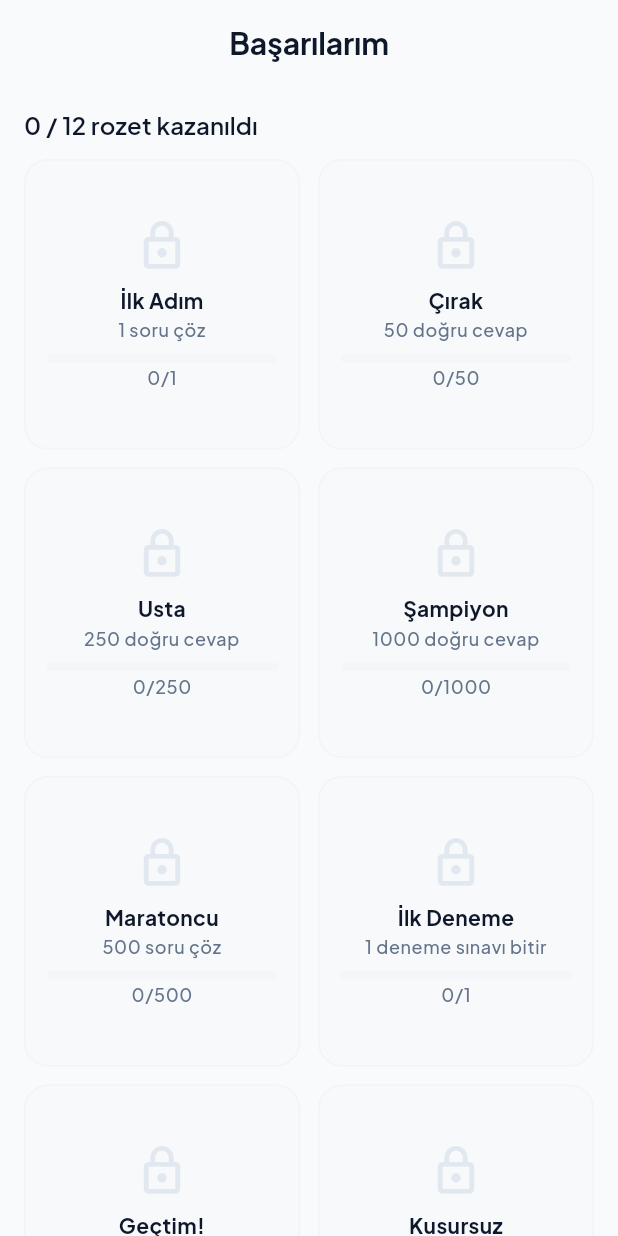
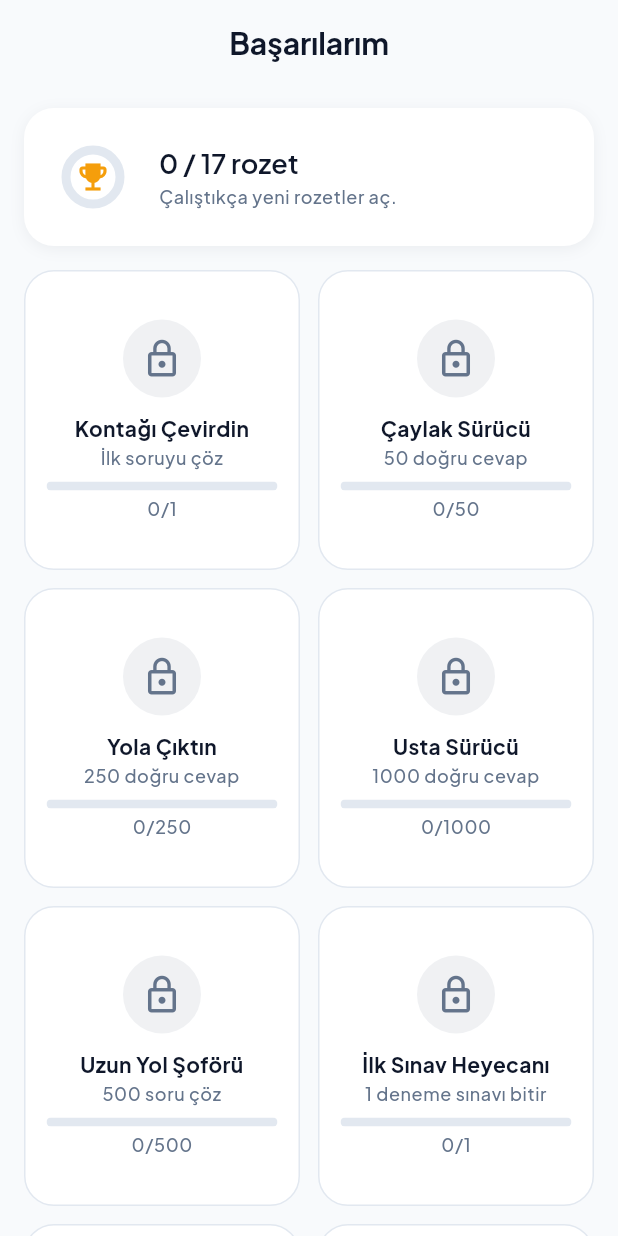
Before and after one commit to onerkiz/ehliyet_app, a Flutter app: the AchievementsScreen screen opened by its route, on a phone screen of 412 x 824 dp. Run offline on Flutter 3.47's test engine with Material 3 defaults, Android fonts, the phone set to English and light mode, and no system bars; our stand-ins replace audio_service, fl_chart, flutter_local_notifications, flutter_riverpod, flutter_tts, go_router and 6 more; accounts and stored records are empty; network calls fail.

Commit message:
Başarılarım: ehliyet/sürüş temalı 17 rozet + yeni tasarım
Kontağı Çevirdin, Çaylak/Usta Sürücü, Uzun Yol Şoförü, Ehliyeti Kaptın, Direksiyon Hakimi, streak ve ders uzmanlığı (Trafik/İlk Yardım/Motor/Adabı) rozetleri. AppCard + kupa özet kartı + kilit/ilerleme. Tamamı offline veriden.

Co-Authored-By: Claude Opus 4.8 (1M context) <noreply@anthropic.com>

```diff
--- a/lib/features/achievements/achievements_screen.dart
+++ b/lib/features/achievements/achievements_screen.dart
@@ -1,21 +1,25 @@
 import 'package:flutter/material.dart';
 import 'package:flutter_riverpod/flutter_riverpod.dart';
 
+import '../../core/theme/app_theme.dart';
 import '../../shared/providers/providers.dart';
+import '../../shared/widgets/app_card.dart';
 
 class _Badge {
   final String title;
   final String desc;
   final IconData icon;
+  final Color color;
   final int current;
   final int target;
-  const _Badge(this.title, this.desc, this.icon, this.current, this.target);
+  const _Badge(this.title, this.desc, this.icon, this.color, this.current,
+      this.target);
 
   bool get unlocked => current >= target;
   double get progress => target == 0 ? 1 : (current / target).clamp(0, 1);
 }
 
-/// Başarı rozetleri — tamamı ilerleme verisinden türetilir (offline).
+/// Başarı rozetleri — ehliyet/sürüş temalı, tamamı offline ilerleme verisinden.
 class AchievementsScreen extends ConsumerWidget {
   const AchievementsScreen({super.key});
 
@@ -35,36 +39,73 @@ class AchievementsScreen extends ConsumerWidget {
         ? 0
         : results.map((r) => r.correct).reduce((a, b) => a > b ? a : b);
 
+    // Ders bazında toplam doğru (uzmanlık rozetleri için).
+    final catCorrect = <String, int>{};
+    for (final r in results) {
+      for (final a in r.answers) {
+        if (a.isCorrect) {
+          catCorrect[a.category] = (catCorrect[a.category] ?? 0) + 1;
+        }
+      }
+    }
+    int cc(String k) => catCorrect[k] ?? 0;
+
+    const amber = AppColors.amber;
+    const green = AppColors.primary;
+    const orange = Color(0xFFEA580C);
+    const blue = Color(0xFF2563EB);
+    const red = AppColors.error;
+    const purple = Color(0xFF7C3AED);
+
     final badges = <_Badge>[
-      _Badge('İlk Adım', '1 soru çöz', Icons.flag, answered, 1),
-      _Badge('Çırak', '50 doğru cevap', Icons.school, correct, 50),
-      _Badge('Usta', '250 doğru cevap', Icons.workspace_premium, correct, 250),
-      _Badge('Şampiyon', '1000 doğru cevap', Icons.emoji_events, correct, 1000),
-      _Badge('Maratoncu', '500 soru çöz', Icons.directions_run, answered, 500),
-      _Badge('İlk Deneme', '1 deneme sınavı bitir', Icons.assignment_turned_in,
-          examCount, 1),
-      _Badge('Geçtim!', 'Bir denemeyi geç (35+)', Icons.verified, passed, 1),
-      _Badge('Kusursuz', 'Bir denemede 50/50', Icons.star, perfect, 1),
-      _Badge('Hedefe Yakın', 'Bir denemede 45+ doğru', Icons.trending_up,
+      // Yolculuk (doğru cevap sayısı)
+      _Badge('Kontağı Çevirdin', 'İlk soruyu çöz', Icons.vpn_key, green,
+          answered, 1),
+      _Badge('Çaylak Sürücü', '50 doğru cevap', Icons.directions_car_filled,
+          green, correct, 50),
+      _Badge('Yola Çıktın', '250 doğru cevap', Icons.route, blue, correct, 250),
+      _Badge('Usta Sürücü', '1000 doğru cevap', Icons.workspace_premium, amber,
+          correct, 1000),
+      _Badge('Uzun Yol Şoförü', '500 soru çöz', Icons.local_gas_station, blue,
+          answered, 500),
+      // Sınav
+      _Badge('İlk Sınav Heyecanı', '1 deneme sınavı bitir',
+          Icons.assignment_turned_in, green, examCount, 1),
+      _Badge('Ehliyeti Kaptın!', 'Bir denemeyi geç (35+)', Icons.verified,
+          green, passed, 1),
+      _Badge('Direksiyon Hakimi', '10 deneme geç', Icons.military_tech, amber,
+          passed, 10),
+      _Badge('Kusursuz Sürüş', 'Bir denemede 50/50', Icons.star, amber, perfect,
+          1),
+      _Badge('Az Kaldı', 'Bir denemede 45+ doğru', Icons.trending_up, orange,
           maxCorrect >= 45 ? 1 : 0, 1),
-      _Badge('3 Gün Seri', '3 gün üst üste çalış', Icons.local_fire_department,
-          best, 3),
-      _Badge('Haftalık', '7 gün üst üste çalış',
-          Icons.local_fire_department, best, 7),
-      _Badge('Azimli', '30 gün üst üste çalış',
-          Icons.local_fire_department, best, 30),
+      // Seri (streak)
+      _Badge('3 Gün Direksiyonda', '3 gün üst üste çalış',
+          Icons.local_fire_department, orange, best, 3),
+      _Badge('Haftanın Şoförü', '7 gün üst üste çalış',
+          Icons.local_fire_department, orange, best, 7),
+      _Badge('Yolun Profesyoneli', '30 gün üst üste çalış',
+          Icons.local_fire_department, red, best, 30),
+      // Ders uzmanlığı
+      _Badge('Trafik Bilgini', 'Trafik\'te 100 doğru', Icons.traffic, blue,
+          cc('trafik'), 100),
+      _Badge('İlk Yardım Uzmanı', 'İlk Yardım\'da 50 doğru',
+          Icons.medical_services, red, cc('ilk_yardim'), 50),
+      _Badge('Motor Ustası', 'Motor\'da 40 doğru', Icons.build, orange,
+          cc('motor'), 40),
+      _Badge('Nazik Sürücü', 'Trafik Adabı\'nda 25 doğru', Icons.handshake,
+          purple, cc('trafik_adabi'), 25),
     ];
 
-    final unlockedCount = badges.where((b) => b.unlocked).length;
+    final unlocked = badges.where((b) => b.unlocked).length;
 
     return Scaffold(
       appBar: AppBar(title: const Text('Başarılarım')),
       body: ListView(
         padding: const EdgeInsets.all(16),
         children: [
-          Text('$unlockedCount / ${badges.length} rozet kazanıldı',
-              style: Theme.of(context).textTheme.titleMedium),
-          const SizedBox(height: 12),
+          _SummaryCard(unlocked: unlocked, total: badges.length),
+          const SizedBox(height: 16),
           GridView.builder(
             shrinkWrap: true,
             physics: const NeverScrollableScrollPhysics(),
@@ -72,10 +113,63 @@ class AchievementsScreen extends ConsumerWidget {
               crossAxisCount: 2,
               crossAxisSpacing: 12,
               mainAxisSpacing: 12,
-              childAspectRatio: 0.95,
+              childAspectRatio: 0.92,
             ),
             itemCount: badges.length,
             itemBuilder: (context, i) => _BadgeCard(badge: badges[i]),
+          ),
+        ],
+      ),
+    );
+  }
+}
+
+class _SummaryCard extends StatelessWidget {
+  final int unlocked;
+  final int total;
+  const _SummaryCard({required this.unlocked, required this.total});
+
+  @override
+  Widget build(BuildContext context) {
+    final pct = total == 0 ? 0.0 : unlocked / total;
+    return AppCard(
+      padding: const EdgeInsets.all(18),
+      child: Row(
+        children: [
+          SizedBox(
+            width: 56,
+            height: 56,
+            child: Stack(
+              alignment: Alignment.center,
+              children: [
+                CircularProgressIndicator(
+                  value: pct,
+                  strokeWidth: 6,
+                  strokeCap: StrokeCap.round,
+                  backgroundColor: AppColors.border,
+                  valueColor: const AlwaysStoppedAnimation(AppColors.amber),
+                ),
+                const Icon(Icons.emoji_events,
+                    color: AppColors.amber, size: 24),
+              ],
+            ),
+          ),
+          const SizedBox(width: 16),
+          Expanded(
+            child: Column(
+              crossAxisAlignment: CrossAxisAlignment.start,
+              children: [
+                Text('$unlocked / $total rozet',
+                    style: Theme.of(context).textTheme.titleLarge),
+                const SizedBox(height: 2),
+                Text(
+                  unlocked == total
+                      ? 'Hepsini topladın, tam ehliyet! 🎉'
+                      : 'Çalıştıkça yeni rozetler aç.',
+                  style: Theme.of(context).textTheme.bodySmall,
+                ),
+              ],
+            ),
           ),
         ],
       ),
@@ -89,42 +183,73 @@ class _BadgeCard extends StatelessWidget {
 
   @override
   Widget build(BuildContext context) {
-    final scheme = Theme.of(context).colorScheme;
     final unlocked = badge.unlocked;
-    final color = unlocked ? const Color(0xFFD97706) : scheme.outline;
-    return Container(
+    final color = badge.color;
+    return AppCard(
       padding: const EdgeInsets.all(14),
-      decoration: BoxDecoration(
-        borderRadius: BorderRadius.circular(16),
-        color: color.withValues(alpha: unlocked ? 0.12 : 0.05),
-        border: Border.all(color: color.withValues(alpha: 0.3)),
-      ),
+      color: unlocked ? color.withValues(alpha: 0.10) : null,
+      border: unlocked
+          ? Border.all(color: color.withValues(alpha: 0.35))
+          : Border.all(color: AppColors.border),
+      shadow: unlocked ? null : const [],
       child: Column(
         mainAxisAlignment: MainAxisAlignment.center,
         children: [
-          Icon(unlocked ? badge.icon : Icons.lock_outline,
-              size: 36, color: color),
-          const SizedBox(height: 8),
+          Stack(
+            clipBehavior: Clip.none,
+            children: [
+              Container(
+                width: 52,
+                height: 52,
+                decoration: BoxDecoration(
+                  shape: BoxShape.circle,
+                  color: unlocked
+                      ? color.withValues(alpha: 0.18)
+                      : AppColors.textSecondary.withValues(alpha: 0.10),
+                ),
+                child: Icon(
+                  unlocked ? badge.icon : Icons.lock_outline,
+                  size: 28,
+                  color: unlocked ? color : AppColors.textSecondary,
+                ),
+              ),
+              if (unlocked)
+                Positioned(
+                  right: -2,
+                  bottom: -2,
+                  child: Container(
+                    decoration: const BoxDecoration(
+                        shape: BoxShape.circle, color: Colors.white),
+                    child: Icon(Icons.check_circle, size: 18, color: color),
+                  ),
+                ),
+            ],
+          ),
+          const SizedBox(height: 10),
           Text(badge.title,
               textAlign: TextAlign.center,
-              style: const TextStyle(fontWeight: FontWeight.bold)),
+              maxLines: 1,
+              overflow: TextOverflow.ellipsis,
+              style: const TextStyle(fontWeight: FontWeight.w700)),
           const SizedBox(height: 2),
           Text(badge.desc,
               textAlign: TextAlign.center,
+              maxLines: 2,
+              overflow: TextOverflow.ellipsis,
               style: Theme.of(context).textTheme.bodySmall),
           if (!unlocked) ...[
             const SizedBox(height: 8),
             ClipRRect(
-              borderRadius: BorderRadius.circular(6),
+              borderRadius: BorderRadius.circular(999),
               child: LinearProgressIndicator(
                 value: badge.progress,
                 minHeight: 6,
                 color: color,
-                backgroundColor: color.withValues(alpha: 0.15),
+                backgroundColor: AppColors.border,
               ),
             ),
-            const SizedBox(height: 2),
-            Text('${badge.current}/${badge.target}',
+            const SizedBox(height: 4),
+            Text('${badge.current.clamp(0, badge.target)}/${badge.target}',
                 style: Theme.of(context).textTheme.bodySmall),
           ],
         ],
```
